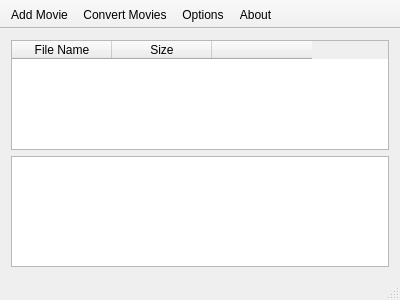
This is mainwindow.ui in xandroalmeida/YAVC as Qt 5 draws it before an edit. The edited form follows.
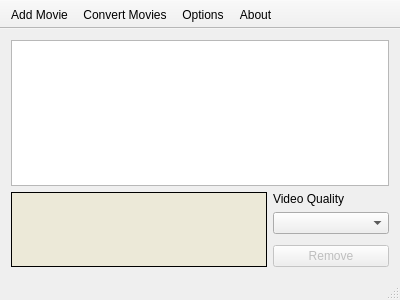
This is the edited form. Icons and pictures are not drawn.

The edit to the form file:
```diff
--- a/mainwindow.ui
+++ b/mainwindow.ui
@@ -22,39 +22,101 @@
     <item>
      <layout class="QVBoxLayout" name="verticalLayout">
       <item>
-       <widget class="QTableWidget" name="tblMovies">
-        <column>
-         <property name="text">
-          <string>File Name</string>
-         </property>
-        </column>
-        <column>
-         <property name="text">
-          <string>Size</string>
-         </property>
-        </column>
-        <column>
-         <property name="text">
-          <string/>
-         </property>
-        </column>
-       </widget>
+       <widget class="QListWidget" name="tblMovies"/>
       </item>
       <item>
-       <widget class="QPlainTextEdit" name="plainTextEdit">
+       <layout class="QHBoxLayout" name="horizontalLayout">
+        <property name="sizeConstraint">
+         <enum>QLayout::SetFixedSize</enum>
+        </property>
+        <item>
+         <widget class="QPlainTextEdit" name="txtMovieInfo">
+          <property name="sizePolicy">
+           <sizepolicy hsizetype="Fixed" vsizetype="MinimumExpanding">
+            <horstretch>0</horstretch>
+            <verstretch>0</verstretch>
+           </sizepolicy>
+          </property>
         <property name="maximumSize">
          <size>
-          <width>16777215</width>
-          <height>300</height>
-         </size>
-        </property>
-       </widget>
+            <width>300</width>
+            <height>75</height>
+           </size>
+          </property>
+          <property name="baseSize">
+           <size>
+            <width>0</width>
+            <height>0</height>
+           </size>
+          </property>
+          <property name="palette">
+           <palette>
+            <active>
+             <colorrole role="Base">
+              <brush brushstyle="SolidPattern">
+               <color alpha="255">
+                <red>236</red>
+                <green>233</green>
+                <blue>216</blue>
+               </color>
+              </brush>
+             </colorrole>
+            </active>
+            <inactive>
+             <colorrole role="Base">
+              <brush brushstyle="SolidPattern">
+               <color alpha="255">
+                <red>236</red>
+                <green>233</green>
+                <blue>216</blue>
+               </color>
+              </brush>
+             </colorrole>
+            </inactive>
+            <disabled>
+             <colorrole role="Base">
+              <brush brushstyle="SolidPattern">
+               <color alpha="255">
+                <red>236</red>
+                <green>233</green>
+                <blue>216</blue>
+               </color>
+              </brush>
+             </colorrole>
+            </disabled>
+           </palette>
+          </property>
+          <property name="frameShape">
+           <enum>QFrame::Box</enum>
+          </property>
+          <property name="frameShadow">
+           <enum>QFrame::Plain</enum>
+          </property>
+          <property name="readOnly">
+           <bool>true</bool>
+          </property>
+         </widget>
+        </item>
+        <item>
+         <layout class="QVBoxLayout" name="verticalLayout_3">
+          <item>
+           <widget class="QLabel" name="label">
+            <property name="text">
+             <string>Video Quality</string>
+            </property>
+           </widget>
+          </item>
+          <item>
+           <widget class="QComboBox" name="cbQuality"/>
       </item>
       <item>
        <spacer name="verticalSpacer">
         <property name="orientation">
          <enum>Qt::Vertical</enum>
         </property>
+            <property name="sizeType">
+             <enum>QSizePolicy::Preferred</enum>
+            </property>
         <property name="sizeHint" stdset="0">
          <size>
           <width>20</width>
@@ -63,6 +125,20 @@
         </property>
        </spacer>
       </item>
+          <item>
+           <widget class="QPushButton" name="btnRemove">
+            <property name="enabled">
+             <bool>false</bool>
+            </property>
+            <property name="text">
+             <string>Remove</string>
+            </property>
+           </widget>
+          </item>
+         </layout>
+        </item>
+       </layout>
+      </item>
      </layout>
     </item>
    </layout>
```
Left out of the diff: 10 changed lines with no effect on the pictures. Lines whose indentation alone changed are shown as unchanged.
